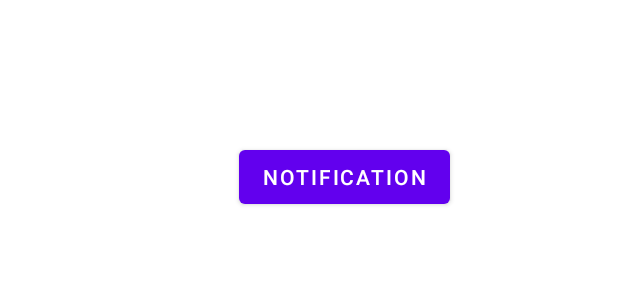
After one commit to makansari/SATelephonyManager, an Android app: the layout activity_notification.xml on its own in the app's theme, with its tools: preview values and no code run, on a phone screen of 412 x 824 dp. The commit adds this screen. Shown: the top 300 px of the screen. Run offline under Robolectric (Android 15) with nearby library versions, the phone set to English and light mode, and no system bars.

Commit message:
Notifications

```diff
--- /dev/null
+++ b/app/src/main/res/layout/activity_notification.xml
@@ -0,0 +1,18 @@
+<?xml version="1.0" encoding="utf-8"?>
+<androidx.constraintlayout.widget.ConstraintLayout xmlns:android="http://schemas.android.com/apk/res/android"
+    xmlns:app="http://schemas.android.com/apk/res-auto"
+    xmlns:tools="http://schemas.android.com/tools"
+    android:layout_width="match_parent"
+    android:layout_height="match_parent"
+    tools:context=".NotificationActivity">
+
+    <Button
+        android:id="@+id/buttonNotification"
+        android:layout_width="wrap_content"
+        android:layout_height="wrap_content"
+        android:layout_marginTop="94dp"
+        android:layout_marginEnd="112dp"
+        android:text="Notification"
+        app:layout_constraintEnd_toEndOf="parent"
+        app:layout_constraintTop_toTopOf="parent" />
+</androidx.constraintlayout.widget.ConstraintLayout>
```
Also changed, not shown: app/src/main/AndroidManifest.xml (+20 -6 lines), app/src/main/java/com/example/satelephonymanager/MainActivity.kt (+56 -5 lines), app/src/main/java/com/example/satelephonymanager/NotificationActivity.kt (added, +57 -0 lines), app/src/main/res/layout/activity_main.xml (+21 -9 lines), app/src/main/res/drawable/cam.jpg (added), app/src/main/res/drawable/icon.jpg (added).
